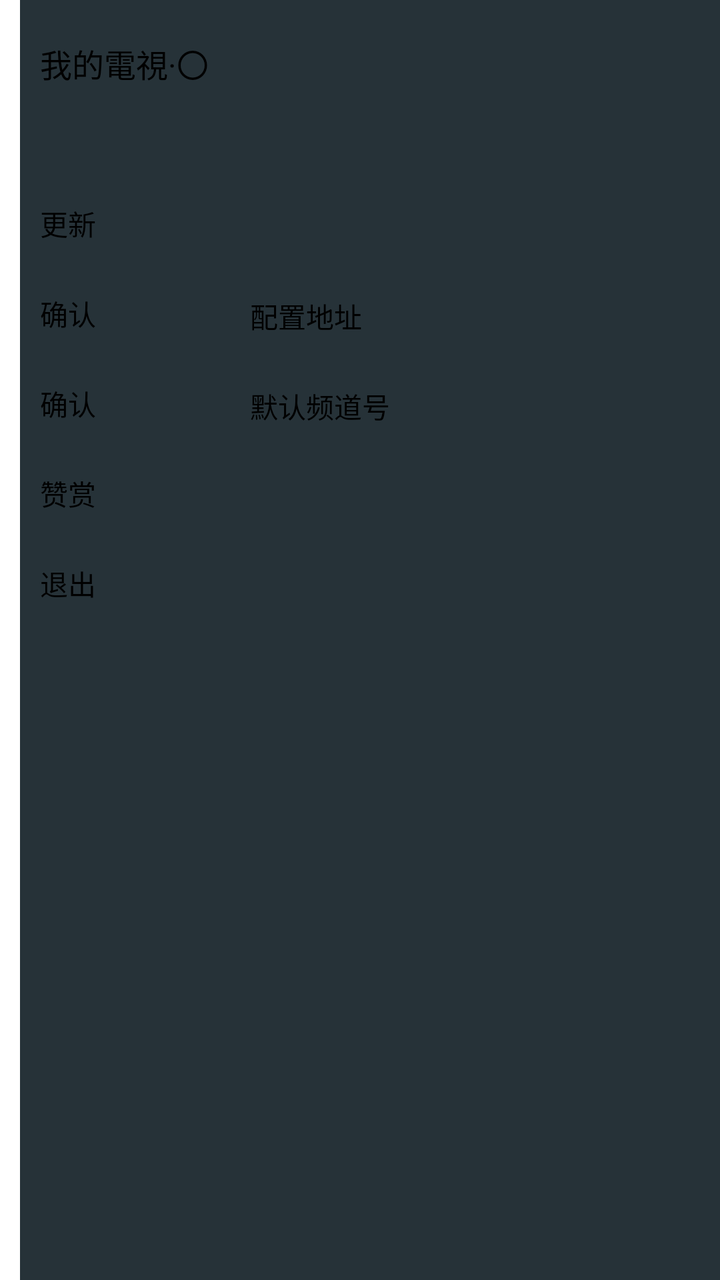
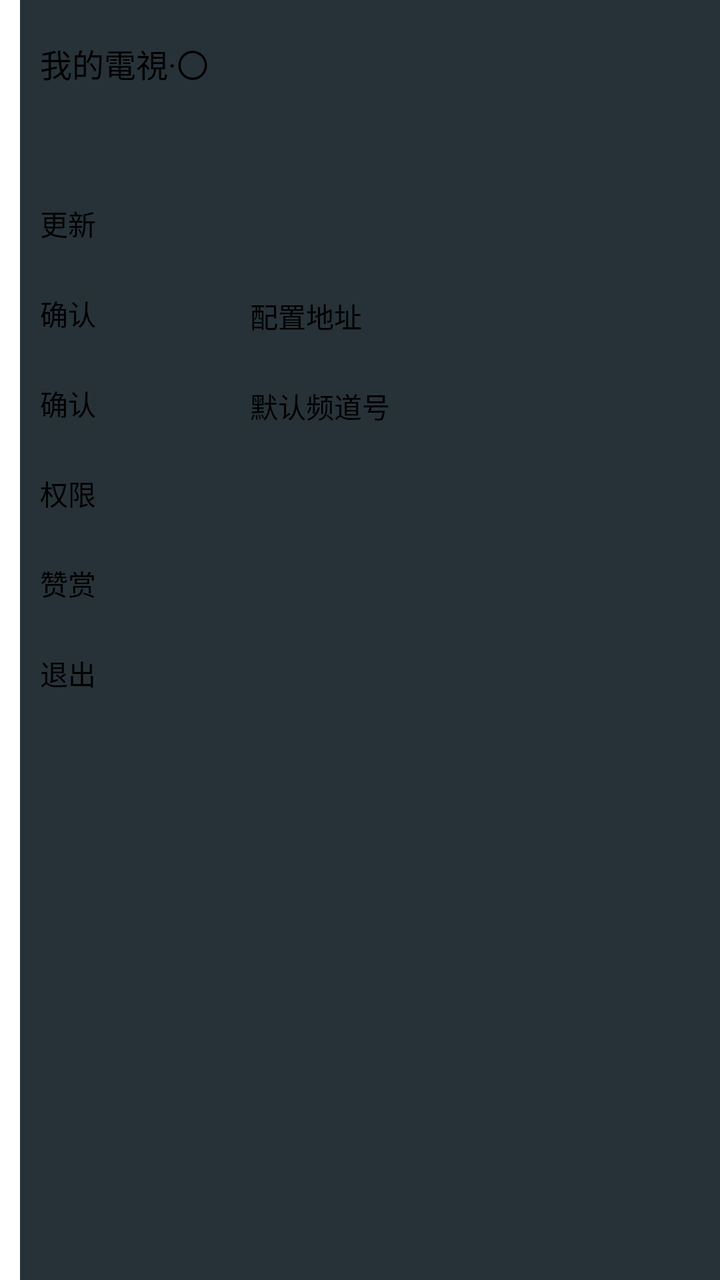

Before-and-after screenshots of an Android layout around one commit, followed by the original layout XML and the change that was made.
<!-- AndroidManifest.xml: application theme Theme.MyTV0 -->
<!-- res/layout/setting.xml -->
<?xml version="1.0" encoding="utf-8"?>
<LinearLayout xmlns:android="http://schemas.android.com/apk/res/android"
    android:id="@+id/setting"
    android:layout_width="match_parent"
    android:layout_height="match_parent"
    android:clickable="true"
    android:focusable="false"
    android:gravity="end"
    >
    <ScrollView
        android:id="@+id/container"
        android:layout_width="wrap_content"
        android:layout_height="match_parent"
        android:fillViewport="true"
        >
    <LinearLayout
        android:id="@+id/content"
        android:layout_width="350dp"
        android:layout_height="wrap_content"
        android:orientation="vertical"
        android:paddingTop="20dp"
        android:paddingLeft="10dp"
        android:paddingRight="10dp"
        android:background="@color/blur"
        >
        <TextView
            android:id="@+id/name"
            android:layout_width="wrap_content"
            android:layout_height="wrap_content"
            android:text="@string/app_name"
            android:textSize="16sp" />
        <TextView
            android:id="@+id/version"
            android:layout_width="wrap_content"
            android:layout_height="wrap_content"
            android:layout_marginTop="10dp"
            android:text=""
            android:textSize="14sp"
            />
        <TextView
            android:id="@+id/server"
            android:layout_width="wrap_content"
            android:layout_height="wrap_content"
            android:layout_marginTop="10dp"
            android:text=""
            android:textSize="14sp"
            />
        <LinearLayout
            android:layout_width="match_parent"
            android:layout_height="wrap_content"
            android:orientation="horizontal"
            >
            <Button
                android:id="@+id/check_version"
                android:layout_width="100dp"
                android:layout_height="45dp"
                android:layout_marginEnd="5dp"
                android:textSize="14sp"
                android:text="@string/check_version"
                />
            <ProgressBar
                android:visibility="gone"
                android:layout_width="wrap_content"
                android:layout_height="wrap_content"
                />
            <TextView
                android:id="@+id/version_name"
                android:text=""
                android:textSize="14sp"
                android:layout_width="wrap_content"
                android:layout_height="wrap_content" />
        </LinearLayout>
        <LinearLayout
            android:layout_width="match_parent"
            android:layout_height="wrap_content"
            android:orientation="horizontal">
            <Button
                android:id="@+id/confirm_config"
                android:layout_width="100dp"
                android:layout_height="45dp"
                android:layout_marginEnd="5dp"
                android:textSize="14sp"
                android:text="@string/confirm" />
            <EditText
                android:id="@+id/config"
                android:layout_width="245dp"
                android:layout_height="wrap_content"
                android:textSize="14sp"
                android:autofillHints=""
                android:hint="@string/channels"
                android:scrollbars="vertical"
                android:inputType="textMultiLine" />
        </LinearLayout>
        <LinearLayout
            android:layout_width="match_parent"
            android:layout_height="wrap_content"
            android:orientation="horizontal">
            <Button
                android:id="@+id/confirm_default_channel"
                android:layout_width="100dp"
                android:layout_height="45dp"
                android:layout_marginEnd="5dp"
                android:textSize="14sp"
                android:text="@string/confirm" />
            <EditText
                android:id="@+id/default_channel"
                android:layout_width="245dp"
                android:layout_height="wrap_content"
                android:textSize="14sp"
                android:autofillHints=""
                android:hint="@string/default_channel"
                android:scrollbars="vertical"
                android:inputType="textMultiLine" />
        </LinearLayout>
        <Button
            android:id="@+id/appreciate"
            android:layout_width="100dp"
            android:layout_height="45dp"
            android:layout_marginTop="0dp"
            android:text="@string/appreciate"
            android:textSize="14sp"
            />
        <Button
            android:id="@+id/exit"
            android:layout_width="100dp"
            android:layout_height="45dp"
            android:layout_marginTop="0dp"
            android:text="@string/exit"
            android:textSize="14sp"
            />
        <Switch
            android:id="@+id/switch_channel_reversal"
            android:text="@string/title_channel_reversal"
            android:textSize="14sp"
            android:layout_marginTop="5dp"
            android:layout_width="match_parent"
            android:layout_height="wrap_content" />
        <Switch
            android:id="@+id/switch_channel_num"
            android:text="@string/title_channel_num"
            android:textSize="14sp"
            android:layout_marginTop="5dp"
            android:layout_width="match_parent"
            android:layout_height="wrap_content" />
        <Switch
            android:id="@+id/switch_time"
            android:text="@string/title_time"
            android:textSize="14sp"
            android:layout_marginTop="5dp"
            android:layout_width="match_parent"
            android:layout_height="wrap_content" />
        <Switch
            android:id="@+id/switch_boot_startup"
            android:text="@string/title_boot_startup"
            android:layout_marginTop="5dp"
            android:textSize="14sp"
            android:layout_width="match_parent"
            android:layout_height="wrap_content" />
        <Switch
            android:id="@+id/switch_repeat_info"
            android:text="@string/title_repeat_info"
            android:textSize="14sp"
            android:layout_marginTop="5dp"
            android:layout_width="match_parent"
            android:layout_height="wrap_content" />
        <Switch
            android:id="@+id/switch_config_auto_load"
            android:text="@string/title_config_auto_load"
            android:textSize="14sp"
            android:layout_marginTop="5dp"
            android:layout_width="match_parent"
            android:layout_height="wrap_content" />
    </LinearLayout>
    </ScrollView>
</LinearLayout>
<!-- resources referenced by this layout -->
<resources>
  <color name="blur">#FF263238</color>
  <string name="app_name">我的電視·〇</string>
  <string name="appreciate">赞赏</string>
  <string name="channels">配置地址</string>
  <string name="check_version">更新</string>
  <string name="confirm">确认</string>
  <string name="default_channel">默认频道号</string>
  <string name="exit">退出</string>
  <string name="title_boot_startup">开机自启</string>
  <string name="title_channel_num">换台时显示频道号</string>
  <string name="title_channel_reversal">换台反转</string>
  <string name="title_config_auto_load">开机时自动导入配置</string>
  <string name="title_repeat_info">循环播放时显示信息</string>
  <string name="title_time">显示时间</string>
  <style name="Theme.MyTV0" parent="@style/Theme.Leanback">
      </style>
</resources>

<!-- the commit's change to res/layout/setting.xml (unified diff, before → after) -->
@@ -113,6 +113,14 @@
                 android:inputType="textMultiLine" />
         </LinearLayout>
         <Button
+            android:id="@+id/permission"
+            android:layout_width="100dp"
+            android:layout_height="45dp"
+            android:layout_marginTop="0dp"
+            android:text="@string/permission"
+            android:textSize="14sp"
+            />
+        <Button
             android:id="@+id/appreciate"
             android:layout_width="100dp"
             android:layout_height="45dp"
<!-- resource entries referenced after the edit -->
@@ -8,10 +8,11 @@
   <string name="confirm">确认</string>
   <string name="default_channel">默认频道号</string>
   <string name="exit">退出</string>
+  <string name="permission">权限</string>
   <string name="title_boot_startup">开机自启</string>
   <string name="title_channel_num">换台时显示频道号</string>
   <string name="title_channel_reversal">换台反转</string>
-  <string name="title_config_auto_load">开机时自动导入配置</string>
+  <string name="title_config_auto_load">启动后自动更新视频源</string>
   <string name="title_repeat_info">循环播放时显示信息</string>
   <string name="title_time">显示时间</string>
   <style name="Theme.MyTV0" parent="@style/Theme.Leanback">
